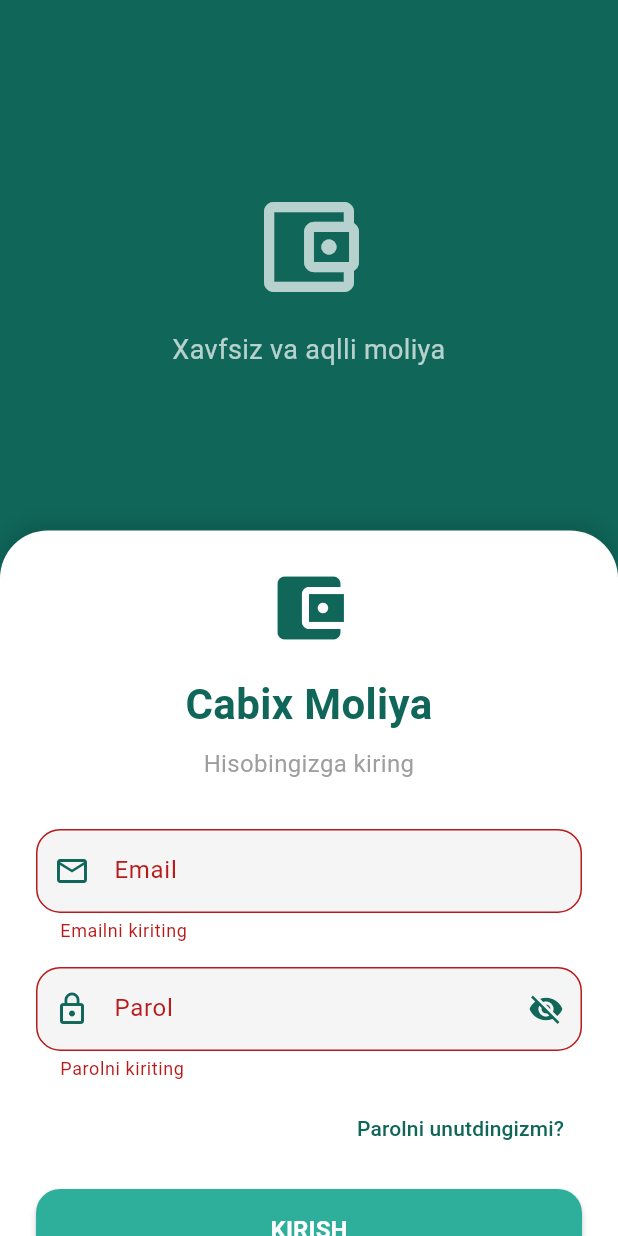
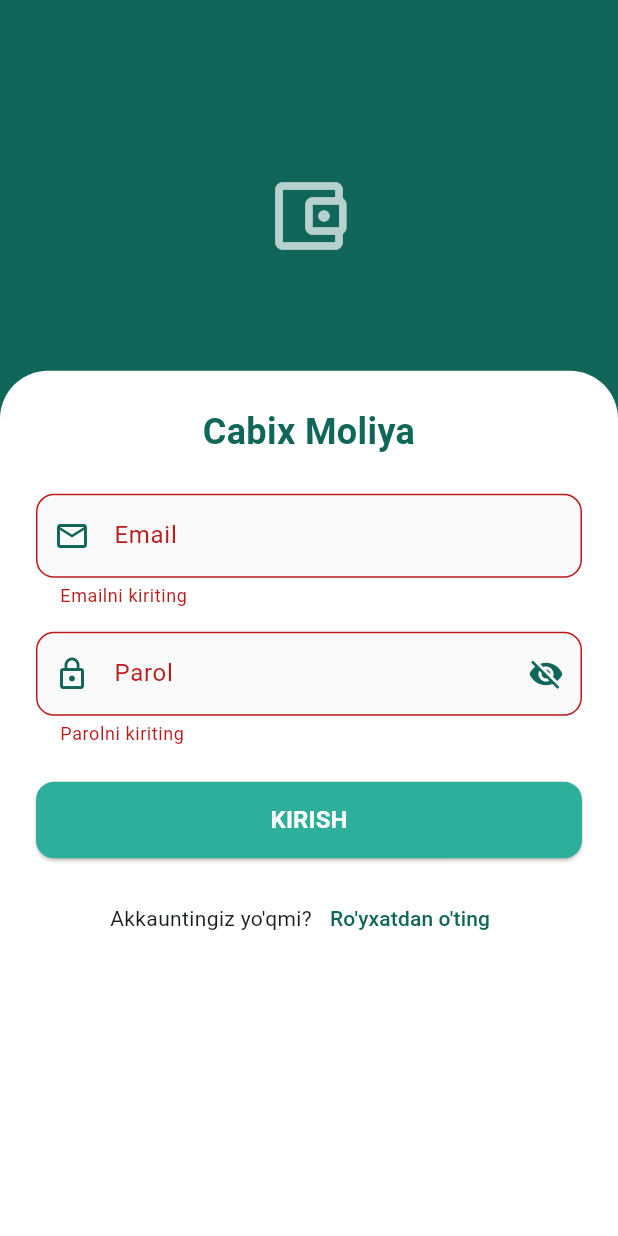
Before and after one commit to aka-FinGo/cabix, a Flutter app: the screen it shows after launch, after a tap on "KIRISH", on a phone screen of 412 x 824 dp. Run offline on Flutter 3.47's test engine with Material 3 defaults, Android fonts, the light colour scheme and no system bars; our stand-ins replace go_router, supabase_flutter; accounts and stored records are empty.

Commit message:
Update login_screen.dart

```diff
--- a/lib/features/auth/login_screen.dart
+++ b/lib/features/auth/login_screen.dart
@@ -31,7 +31,7 @@
       }
     } catch (e) {
       if (mounted) {
-        ScaffoldMessenger.of(context).showSnackBar(const SnackBar(content: Text('Kutilmagan xatolik yuz berdi')));
+        ScaffoldMessenger.of(context).showSnackBar(const SnackBar(content: Text('Kutilmagan xatolik')));
       }
     } finally {
       if (mounted) setState(() => _isLoading = false);
@@ -50,46 +50,34 @@
     const fintechPrimary = Color(0xFF0F6659);
     const fintechAccent = Color(0xFF2EAF9B);
 
+    // Ekran o'lchamini aniqlash
+    final size = MediaQuery.of(context).size;
+    final bool isSmallScreen = size.height < 700;
+
     return Scaffold(
       backgroundColor: fintechPrimary,
       body: Stack(
         children: [
+          // 1. Header qismi - Mobil uchun qisqartirildi
           Positioned(
             top: 0,
             left: 0,
             right: 0,
-            height: MediaQuery.of(context).size.height * 0.45,
+            height: isSmallScreen ? size.height * 0.25 : size.height * 0.35,
             child: Container(
               color: fintechPrimary,
               child: const Center(
-                child: Padding(
-                  padding: EdgeInsets.all(24.0),
-                  child: Column(
-                    mainAxisAlignment: MainAxisAlignment.center,
-                    children: [
-                      Icon(Icons.account_balance_wallet_outlined, size: 80, color: Colors.white70),
-                      SizedBox(height: 16),
-                      Text(
-                        'Xavfsiz va aqlli moliya',
-                        textAlign: TextAlign.center,
-                        style: TextStyle(fontSize: 18, color: Colors.white70),
-                      ),
-                    ],
-                  ),
-                ),
+                child: Icon(Icons.account_balance_wallet_outlined, size: 60, color: Colors.white70),
               ),
             ),
           ),
 
+          // 2. Oq karta - Autofill bilan boyitildi
           Positioned(
-            top: MediaQuery.of(context).size.height * 0.4,
+            top: isSmallScreen ? size.height * 0.22 : size.height * 0.3,
             left: 0,
             right: 0,
             bottom: 0,
-            child: SingleChildScrollView(
-              padding: const EdgeInsets.only(top: 24.0),
-              child: ConstrainedBox(
-                constraints: BoxConstraints(minHeight: MediaQuery.of(context).size.height * 0.6),
             child: Container(
               decoration: const BoxDecoration(
                 color: Colors.white,
@@ -97,49 +85,46 @@
                   topLeft: Radius.circular(32),
                   topRight: Radius.circular(32),
                 ),
-                    boxShadow: [
-                      BoxShadow(color: Colors.black12, blurRadius: 10, offset: Offset(0, -5)),
-                    ],
               ),
-                  child: Padding(
+              child: SingleChildScrollView(
                 padding: const EdgeInsets.all(24.0),
+                child: AutofillGroup( // Brauzer eslab qolishi uchun asosiy qism
                   child: Form(
                     key: _formKey,
                     child: Column(
-                        mainAxisAlignment: MainAxisAlignment.start,
                       crossAxisAlignment: CrossAxisAlignment.stretch,
                       children: [
-                          const Icon(Icons.account_balance_wallet, size: 56, color: fintechPrimary),
-                          const SizedBox(height: 16),
                         const Text(
                           'Cabix Moliya',
                           textAlign: TextAlign.center,
-                            style: TextStyle(fontSize: 28, fontWeight: FontWeight.bold, color: fintechPrimary),
+                          style: TextStyle(fontSize: 24, fontWeight: FontWeight.bold, color: fintechPrimary),
                         ),
-                          const SizedBox(height: 8),
-                          const Text(
-                            'Hisobingizga kiring',
-                            textAlign: TextAlign.center,
-                            style: TextStyle(fontSize: 16, color: Colors.grey),
-                          ),
-                          const SizedBox(height: 32),
+                        const SizedBox(height: 24),
 
+                        // Email Input + Autofill Hint
                         TextFormField(
                           controller: _emailController,
+                          autofillHints: const [AutofillHints.email], // Tizimga signal: "Bu email maydoni"
+                          keyboardType: TextInputType.emailAddress,
+                          textInputAction: TextInputAction.next, // Keyingi inputga o'tish
                           decoration: InputDecoration(
                             labelText: 'Email',
                             prefixIcon: const Icon(Icons.email_outlined, color: fintechPrimary),
-                              border: OutlineInputBorder(borderRadius: BorderRadius.circular(16)),
+                            border: OutlineInputBorder(borderRadius: BorderRadius.circular(12)),
                             filled: true,
-                              fillColor: Colors.grey[100],
+                            fillColor: Colors.grey[50],
                           ),
-                            keyboardType: TextInputType.emailAddress,
                           validator: (val) => val!.isEmpty ? 'Emailni kiriting' : null,
                         ),
                         const SizedBox(height: 16),
 
+                        // Parol Input + Autofill Hint
                         TextFormField(
                           controller: _passwordController,
+                          autofillHints: const [AutofillHints.password], // Tizimga signal: "Bu parol maydoni"
+                          obscureText: _obscurePassword,
+                          textInputAction: TextInputAction.done, // Klaviaturada "Tayyor" tugmasi
+                          onFieldSubmitted: (_) => _signIn(), // Enterni bossa kiradi
                           decoration: InputDecoration(
                             labelText: 'Parol',
                             prefixIcon: const Icon(Icons.lock_outline, color: fintechPrimary),
@@ -147,83 +132,40 @@
                               icon: Icon(_obscurePassword ? Icons.visibility_off : Icons.visibility, color: fintechPrimary),
                               onPressed: () => setState(() => _obscurePassword = !_obscurePassword),
                             ),
-                              border: OutlineInputBorder(borderRadius: BorderRadius.circular(16)),
+                            border: OutlineInputBorder(borderRadius: BorderRadius.circular(12)),
                             filled: true,
-                              fillColor: Colors.grey[100],
+                            fillColor: Colors.grey[50],
                           ),
-                            obscureText: _obscurePassword,
                           validator: (val) => val!.isEmpty ? 'Parolni kiriting' : null,
                         ),
-                          const SizedBox(height: 8),
 
-                          Align(
-                            alignment: Alignment.centerRight,
-                            child: TextButton(
-                              onPressed: () {},
-                              child: const Text('Parolni unutdingizmi?', style: TextStyle(color: fintechPrimary)),
-                            ),
-                          ),
-                          const SizedBox(height: 16),
+                        const SizedBox(height: 24),
 
                         ElevatedButton(
                           onPressed: _isLoading ? null : _signIn,
                           style: ElevatedButton.styleFrom(
                             backgroundColor: fintechAccent,
                             foregroundColor: Colors.white,
-                              padding: const EdgeInsets.symmetric(vertical: 16),
-                              shape: RoundedRectangleBorder(borderRadius: BorderRadius.circular(16)), // Xato tuzatildi
-                              elevation: 2,
+                            padding: const EdgeInsets.symmetric(vertical: 14),
+                            shape: RoundedRectangleBorder(borderRadius: BorderRadius.circular(12)),
                           ),
                           child: _isLoading
-                                ? const SizedBox(height: 20, width: 20, child: CircularProgressIndicator(color: Colors.white))
+                              ? const SizedBox(height: 20, width: 20, child: CircularProgressIndicator(color: Colors.white, strokeWidth: 2))
                               : const Text('KIRISH', style: TextStyle(fontSize: 16, fontWeight: FontWeight.bold)),
                         ),
-                          const SizedBox(height: 24),
 
-                          const Text(
-                            'Yoki orqali kirish',
-                            textAlign: TextAlign.center,
-                            style: TextStyle(color: Colors.grey),
-                          ),
                         const SizedBox(height: 16),
-                          Row(
-                            children: [
-                              Expanded(
-                                child: _SocialAuthButton(
-                                  iconPath: 'assets/images/google_logo.png',
-                                  text: 'Google',
-                                  color: Colors.white,
-                                  onPressed: () {},
-                                ),
-                              ),
-                              const SizedBox(width: 16),
-                              Expanded(
-                                child: _SocialAuthButton(
-                                  iconPath: 'assets/images/apple_logo.png',
-                                  text: 'Apple',
-                                  color: Colors.black,
-                                  onPressed: () {},
-                                ),
-                              ),
-                            ],
-                          ),
-                          const SizedBox(height: 24),
-
                         Row(
                           mainAxisAlignment: MainAxisAlignment.center,
                           children: [
                             const Text('Akkauntingiz yo\'qmi?'),
                             TextButton(
-                                onPressed: () {
-                                  context.go('/register');
-                                },
+                              onPressed: () => context.go('/register'),
                               child: const Text('Ro\'yxatdan o\'ting', style: TextStyle(color: fintechPrimary)),
                             ),
                           ],
                         ),
-                          const SizedBox(height: 24),
                       ],
-                      ),
                     ),
                   ),
                 ),
@@ -235,59 +177,3 @@
     );
   }
 }
-
-class _SocialAuthButton extends StatelessWidget {
-  final String iconPath;
-  final String text;
-  final Color color;
-  final VoidCallback onPressed;
-
-  const _SocialAuthButton({
-    required this.iconPath,
-    required this.text,
-    required this.color,
-    required this.onPressed,
-  });
-
-  @override
-  Widget build(BuildContext context) {
-    return Container(
-      decoration: BoxDecoration(
-        color: color,
-        border: color == Colors.white ? Border.all(color: Colors.grey[300]!) : null,
-        borderRadius: BorderRadius.circular(16),
-        boxShadow: const [
-          BoxShadow(color: Colors.black12, blurRadius: 4, offset: Offset(0, 2)),
-        ],
-      ),
-      child: Material(
-        color: Colors.transparent,
-        child: InkWell(
-          onTap: onPressed, // Xato tuzatildi: onPressed o'rniga onTap ishlatiladi
-          borderRadius: BorderRadius.circular(16),
-          child: Padding(
-            padding: const EdgeInsets.all(12.0),
-            child: Row(
-               mainAxisAlignment: MainAxisAlignment.center,
-              children: [
-                Icon(
-                  color == Colors.black ? Icons.apple : Icons.g_mobiledata,
-                  size: 24,
-                  color: color == Colors.black ? Colors.white : Colors.black,
-                ),
-                const SizedBox(width: 8),
-                Text(
-                  text,
-                  style: TextStyle(
-                    color: color == Colors.black ? Colors.white : Colors.black,
-                    fontWeight: FontWeight.bold,
-                  ),
-                ),
-              ],
-            ),
-          ),
-        ),
-      ),
-    );
-  }
-}
```
Lines whose indentation alone changed are shown as unchanged.
